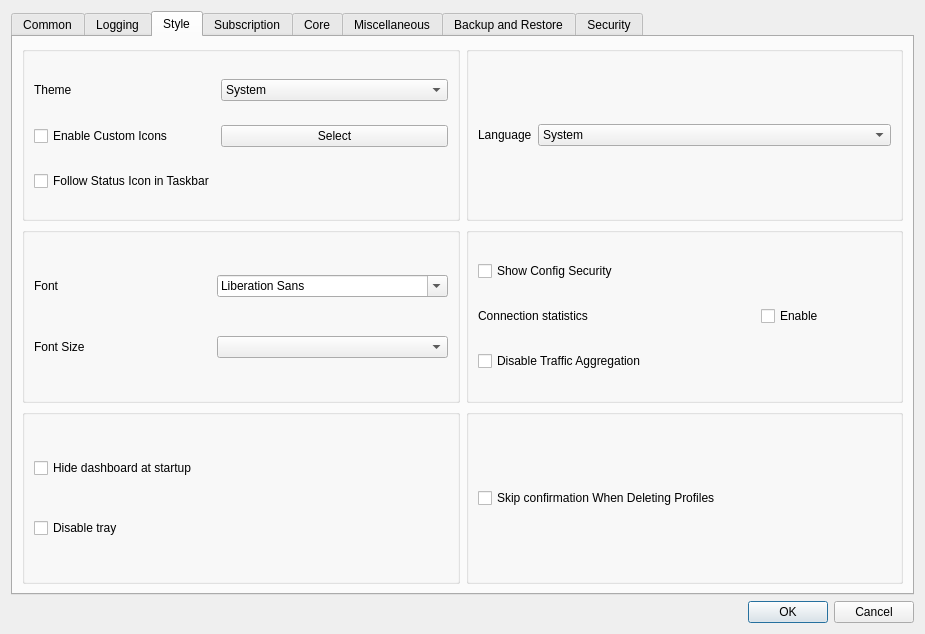
Above: include/ui/setting/dialog_basic_settings.ui from ChernyshovA/Throne before the change. Below: the same form after it.
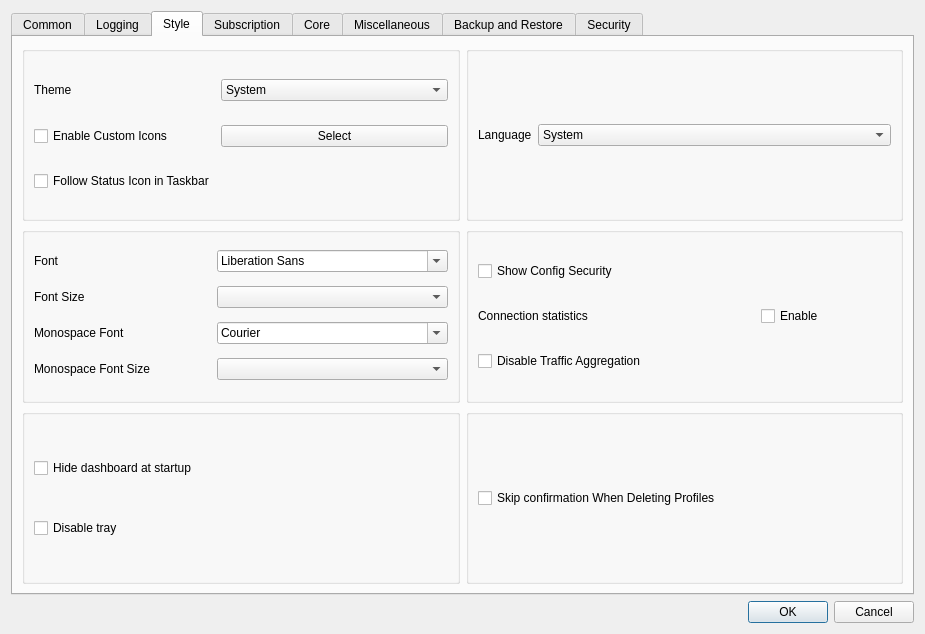
That is the form after the change. The open tabs and pages were chosen to show the change. Custom widgets are drawn as their Qt base class.

Commit message: Log view: monospace font settings, live filter, hold new logs while scrolled up (#1956)

Patch:
```diff
--- a/include/ui/setting/dialog_basic_settings.ui
+++ b/include/ui/setting/dialog_basic_settings.ui
@@ -640,6 +640,33 @@
             <item row="1" column="1">
              <widget class="QComboBox" name="font_size"/>
             </item>
+            <item row="2" column="0">
+             <widget class="QLabel" name="label_mono_font">
+              <property name="text">
+               <string>Monospace Font</string>
+              </property>
+             </widget>
+            </item>
+            <item row="2" column="1">
+             <widget class="QFontComboBox" name="log_font_family">
+              <property name="fontFilters">
+               <set>QFontComboBox::FontFilter::MonospacedFonts</set>
+              </property>
+              <property name="toolTip">
+               <string>Monospace font for the log view. Unavailable families fall back to a built-in monospace list.</string>
+              </property>
+             </widget>
+            </item>
+            <item row="3" column="0">
+             <widget class="QLabel" name="label_mono_font_size">
+              <property name="text">
+               <string>Monospace Font Size</string>
+              </property>
+             </widget>
+            </item>
+            <item row="3" column="1">
+             <widget class="QComboBox" name="log_font_size"/>
+            </item>
            </layout>
           </widget>
          </item>
```
Left out of the diff: 7 changed lines with no effect on the pictures. The commit also changes 14 other files.
